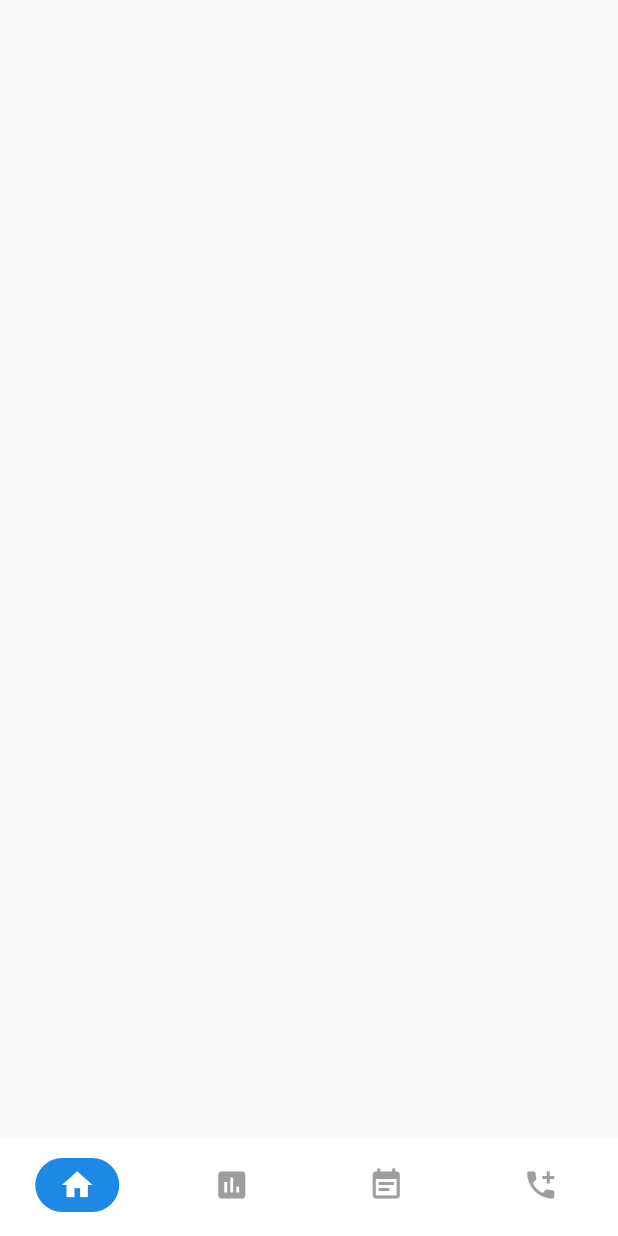
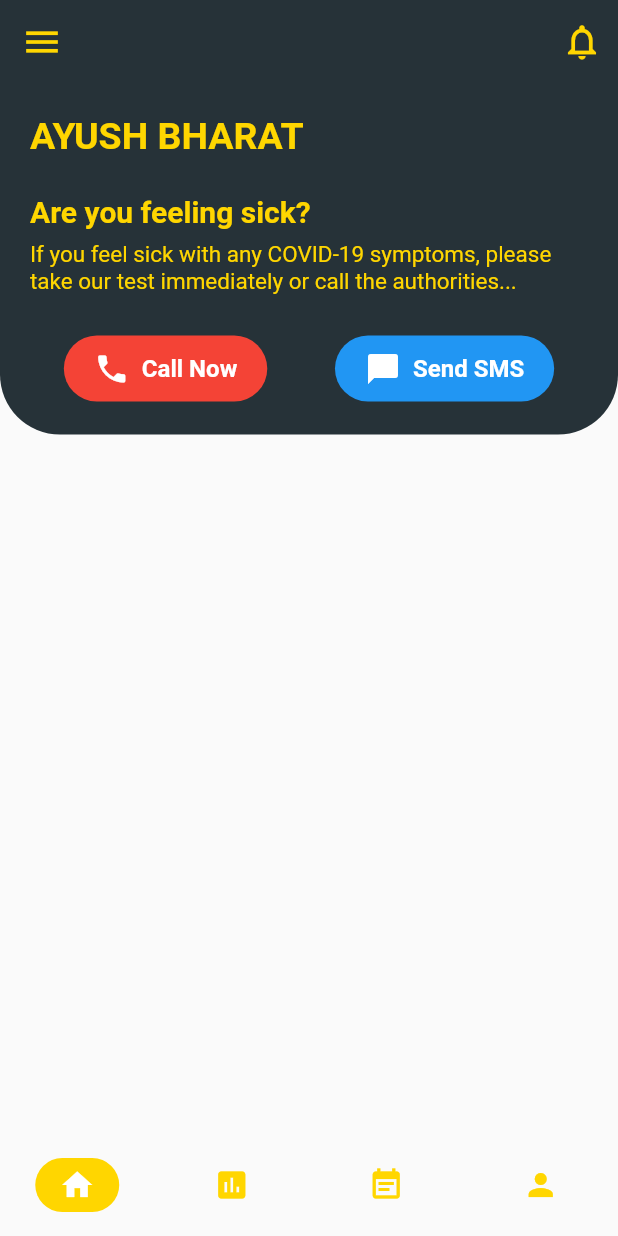
Before and after one commit to Kaiserb11/covid_symptom_app, a Flutter app: the screen it shows after launch, after a tap on "LOGIN", on a phone screen of 412 x 824 dp. Run offline on Flutter 3.47's test engine with Material 2 defaults, Android fonts, the phone set to English and light mode, and no system bars; Roboto replaces fonts that are missing (Montserrat).

Commit message:
worked on dashboard

```diff
--- /dev/null
+++ b/lib/pages/home_page.dart
@@ -0,0 +1,134 @@
+import 'package:flutter/material.dart';
+import 'package:covid_symptom_app/widgets/custom_appbar.dart';
+
+
+class HomePage extends StatefulWidget {
+  @override
+  _HomePageState createState() => _HomePageState();
+}
+
+class _HomePageState extends State<HomePage> {
+  @override
+  Widget build(BuildContext context) {
+    final screenHeight = MediaQuery.of(context).size.height;
+    return Scaffold(
+      appBar: CustomAppBar(),
+      body: CustomScrollView(
+        physics: ClampingScrollPhysics(),
+        slivers: <Widget>[
+          _buildHeader(screenHeight)
+        ],
+      ),
+    );
+  }
+}
+
+SliverToBoxAdapter _buildHeader(double screenHeight) {
+  return SliverToBoxAdapter(
+    child: Container(
+      padding: const EdgeInsets.fromLTRB(20, 20, 20, 20),
+      decoration: BoxDecoration(
+        color: Colors.blueGrey[900],
+        borderRadius: BorderRadius.only(
+          bottomLeft: Radius.circular(40.0),
+          bottomRight: Radius.circular(40.0),
+        ),
+      ),
+      child: Column(
+        crossAxisAlignment: CrossAxisAlignment.start,
+        children: <Widget>[
+          Text(
+            'AYUSH BHARAT',
+            style: TextStyle(
+              color: Colors.yellowAccent[700],
+              fontFamily: 'Montserrat',
+              fontSize: 25,
+              fontWeight: FontWeight.bold,
+            ),
+          ),
+          SizedBox(height: screenHeight*0.03,),
+          Column(
+            crossAxisAlignment: CrossAxisAlignment.start,
+            children: <Widget>[
+              Text(
+                'Are you feeling sick?',
+                style: TextStyle(
+                  color: Colors.yellowAccent[700],
+                  fontWeight: FontWeight.w600,
+                  fontSize: 20,
+                  fontFamily: 'Montserrat',
+                ),
+              )
+            ],
+            ),
+            SizedBox(height: screenHeight*0.01,),
+          Column(
+            crossAxisAlignment: CrossAxisAlignment.start,
+            children: <Widget>[
+              Text(
+                'If you feel sick with any COVID-19 symptoms, please take our test immediately or call the authorities...',
+                style: TextStyle(
+                  color: Colors.yellowAccent[700],
+                  fontSize: 15,
+                  fontFamily: 'Montserrat',
+                ),
+              )
+            ],
+            ),
+            SizedBox(height: screenHeight * 0.03),
+            Row(
+              mainAxisAlignment: MainAxisAlignment.spaceAround,
+              children: <Widget>[
+                FlatButton.icon(
+                  padding: const EdgeInsets.symmetric(
+                    vertical: 10.0,
+                    horizontal: 20.0,
+                  ),
+                  onPressed: () {},
+                  color: Colors.red,
+                  shape: RoundedRectangleBorder(
+                    borderRadius: BorderRadius.circular(30.0),
+                  ),
+                  icon: const Icon(
+                    Icons.phone,
+                    color: Colors.white,
+                  ),
+                  label: Text(
+                    'Call Now',
+                    style: TextStyle(
+                      fontSize: 16.0,
+                      fontWeight: FontWeight.w600,
+                    ),
+                  ),
+                  textColor: Colors.white,
+                ),
+                FlatButton.icon(
+                  padding: const EdgeInsets.symmetric(
+                    vertical: 10.0,
+                    horizontal: 20.0,
+                  ),
+                  onPressed: () {},
+                  color: Colors.blue,
+                  shape: RoundedRectangleBorder(
+                    borderRadius: BorderRadius.circular(30.0),
+                  ),
+                  icon: const Icon(
+                    Icons.chat_bubble,
+                    color: Colors.white,
+                  ),
+                  label: Text(
+                    'Send SMS',
+                    style: TextStyle(
+                      fontSize: 16.0,
+                      fontWeight: FontWeight.w600,
+                    ),
+                  ),
+                  textColor: Colors.white,
+                ),
+              ],
+            ),
+        ],
+      ),
+    ),
+  );
+}
--- a/lib/pages/login.dart
+++ b/lib/pages/login.dart
@@ -34,7 +34,7 @@ class _LoginPageState extends State<LoginPage>{
                       fontFamily: 'bebas',
                       fontSize: 30,
                       fontWeight: FontWeight.bold,
-                      color: Colors.green
+                      color: Colors.green[600]
                     ),
                 ),
               )
@@ -54,7 +54,7 @@ class _LoginPageState extends State<LoginPage>{
                     color: Colors.grey
                   ),
                   focusedBorder: UnderlineInputBorder(
-                    borderSide: BorderSide(color: Colors.green)
+                    borderSide: BorderSide(color: Colors.green[600])
                   )
                 ),
               ),
@@ -70,7 +70,7 @@ class _LoginPageState extends State<LoginPage>{
                     color: Colors.grey
                   ),
                   focusedBorder: UnderlineInputBorder(
-                    borderSide: BorderSide(color: Colors.green)
+                    borderSide: BorderSide(color: Colors.green[600])
                   )
                 ),
                 obscureText: true,
@@ -83,7 +83,7 @@ class _LoginPageState extends State<LoginPage>{
                   child: Text(
                     "FORGOT PASSWORD",
                     style: TextStyle(
-                      color: Colors.green,
+                      color: Colors.green[600],
                       fontFamily: 'Montserrat',
                       fontWeight: FontWeight.bold,
                     ),
@@ -96,7 +96,7 @@ class _LoginPageState extends State<LoginPage>{
                       child: Material(
                         borderRadius: BorderRadius.circular(20.0),
                         shadowColor: Colors.greenAccent,
-                        color: Colors.green,
+                        color: Colors.green[600],
                         elevation: 7.0,
                         child: GestureDetector(
                           onTap: () {
@@ -142,7 +142,7 @@ class _LoginPageState extends State<LoginPage>{
                       'REGISTER',
                       style: TextStyle(
                         fontSize: 20,
-                        color: Colors.green,
+                        color: Colors.green[600],
                         fontFamily: 'Montserrat',
                         fontWeight: FontWeight.bold,
 
--- a/lib/pages/navbar.dart
+++ b/lib/pages/navbar.dart
@@ -1,4 +1,5 @@
 import 'package:flutter/material.dart';
+import 'package:covid_symptom_app/pages/home_page.dart';
 
 class BottomNavPage extends StatefulWidget {
   @override
@@ -7,7 +8,7 @@ class BottomNavPage extends StatefulWidget {
 
 class _BottomNavPageState extends State<BottomNavPage> {
   final List _pages = [
-    Scaffold(),
+    HomePage(),
     Scaffold(),
     Scaffold(),
     Scaffold(),
@@ -23,13 +24,13 @@ class _BottomNavPageState extends State<BottomNavPage> {
         currentIndex: _currentIndex,
         onTap: (index) => setState(() => _currentIndex = index),
         type: BottomNavigationBarType.fixed,
-        backgroundColor: Colors.white,
+        backgroundColor: Colors.transparent,
         showSelectedLabels: false,
         showUnselectedLabels: false,
         selectedItemColor: Colors.white,
-        unselectedItemColor: Colors.grey,
+        unselectedItemColor: Colors.yellowAccent[700],
         elevation: 0.0,
-        items: [Icons.home, Icons.insert_chart, Icons.event_note, Icons.add_call]
+        items: [Icons.home, Icons.insert_chart, Icons.event_note, Icons.person]
             .asMap()
             .map((key, value) => MapEntry(
                   key,
@@ -42,7 +43,7 @@ class _BottomNavPageState extends State<BottomNavPage> {
                       ),
                       decoration: BoxDecoration(
                         color: _currentIndex == key
-                            ? Colors.blue[600]
+                            ? Colors.yellowAccent[700]
                             : Colors.transparent,
                         borderRadius: BorderRadius.circular(20.0),
                       ),
--- a/lib/pages/signup.dart
+++ b/lib/pages/signup.dart
@@ -33,7 +33,7 @@ class _SignupPageState extends State<SignupPage>{
                       fontFamily: 'bebas',
                       fontSize: 30,
                       fontWeight: FontWeight.bold,
-                      color: Colors.green
+                      color: Colors.green[600]
                     ),
                 ),
               )
@@ -53,7 +53,7 @@ class _SignupPageState extends State<SignupPage>{
                     color: Colors.grey
                   ),
                   focusedBorder: UnderlineInputBorder(
-                    borderSide: BorderSide(color: Colors.green)
+                    borderSide: BorderSide(color: Colors.green[600])
                   )
                 ),
               ),
@@ -69,7 +69,7 @@ class _SignupPageState extends State<SignupPage>{
                     color: Colors.grey
                   ),
                   focusedBorder: UnderlineInputBorder(
-                    borderSide: BorderSide(color: Colors.green)
+                    borderSide: BorderSide(color: Colors.green[600])
                   )
                 ),
                 obscureText: true,
@@ -81,7 +81,7 @@ class _SignupPageState extends State<SignupPage>{
                       child: Material(
                         borderRadius: BorderRadius.circular(20.0),
                         shadowColor: Colors.greenAccent,
-                        color: Colors.green,
+                        color: Colors.green[600],
                         elevation: 7.0,
                         child: GestureDetector(
                           onTap: () {},
@@ -119,7 +119,7 @@ class _SignupPageState extends State<SignupPage>{
                       'LOGIN',
                       style: TextStyle(
                         fontSize: 20,
-                        color: Colors.green,
+                        color: Colors.green[600],
                         fontFamily: 'Montserrat',
                         fontWeight: FontWeight.bold,
 
--- /dev/null
+++ b/lib/widgets/custom_appbar.dart
@@ -0,0 +1,29 @@
+import 'package:flutter/material.dart';
+
+class CustomAppBar extends StatelessWidget with PreferredSizeWidget {
+  @override
+  Widget build(BuildContext context) {
+    return AppBar(
+      automaticallyImplyLeading: false,
+      backgroundColor: Colors.blueGrey[900],
+      elevation: 0.0,
+      leading: IconButton(
+        color: Colors.yellowAccent[700],
+        icon: const Icon(Icons.menu),
+        iconSize: 28.0,
+        onPressed: (){},
+      ),
+      actions: <Widget>[
+        IconButton(
+          color: Colors.yellowAccent[700],
+          icon: const Icon(Icons.notifications_none),
+          iconSize: 28,
+          onPressed: (){},
+        )
+      ],
+    );
+  }
+
+  @override
+  Size get preferredSize => Size.fromHeight(kToolbarHeight);
+}
```
Also changed, not shown: lib/pages/stats.dart (deleted), lib/pages/stats_page.dart (added).
